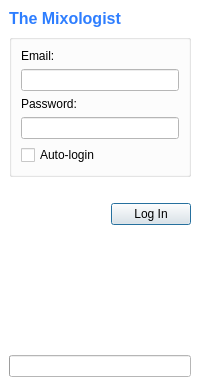
rebeccaskinner/The-Mixologist, file MixologistGui/gui/StartDialog.ui: the form before one commit.
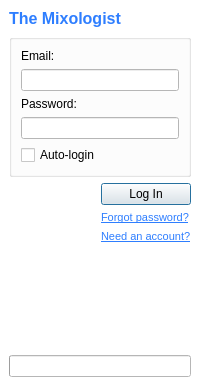
The form after the commit. Icons and pictures are not drawn.

Commit message: Improvement: Added forgot password and sign up links

```diff
--- a/MixologistGui/gui/StartDialog.ui
+++ b/MixologistGui/gui/StartDialog.ui
@@ -106,7 +106,7 @@
     <normaloff>:/Images/Peers.png</normaloff>:/Images/Peers.png</iconset>
   </property>
   <widget class="QWidget" name="centralwidget">
-   <layout class="QVBoxLayout" name="verticalLayout_3">
+   <layout class="QVBoxLayout" name="verticalLayout_4">
     <item>
      <widget class="QLabel" name="Title">
       <property name="palette">
@@ -228,9 +228,6 @@
     </item>
     <item>
      <layout class="QHBoxLayout" name="horizontalLayout">
-      <property name="topMargin">
-       <number>20</number>
-      </property>
       <item>
        <spacer>
         <property name="orientation">
@@ -238,24 +235,136 @@
         </property>
         <property name="sizeHint" stdset="0">
          <size>
-          <width>0</width>
-          <height>0</height>
+          <width>13</width>
+          <height>13</height>
          </size>
         </property>
        </spacer>
       </item>
       <item>
-       <widget class="QPushButton" name="loadButton">
-        <property name="text">
-         <string>Log In</string>
-        </property>
-        <property name="default">
-         <bool>true</bool>
-        </property>
-        <property name="flat">
-         <bool>false</bool>
-        </property>
-       </widget>
+       <layout class="QVBoxLayout" name="verticalLayout_3">
+        <item>
+         <widget class="QPushButton" name="loadButton">
+          <property name="text">
+           <string>Log In</string>
+          </property>
+          <property name="default">
+           <bool>true</bool>
+          </property>
+          <property name="flat">
+           <bool>false</bool>
+          </property>
+         </widget>
+        </item>
+        <item>
+         <widget class="QLabel" name="forgotPassword">
+          <property name="palette">
+           <palette>
+            <active>
+             <colorrole role="Link">
+              <brush brushstyle="SolidPattern">
+               <color alpha="255">
+                <red>170</red>
+                <green>0</green>
+                <blue>0</blue>
+               </color>
+              </brush>
+             </colorrole>
+            </active>
+            <inactive>
+             <colorrole role="Link">
+              <brush brushstyle="SolidPattern">
+               <color alpha="255">
+                <red>170</red>
+                <green>0</green>
+                <blue>0</blue>
+               </color>
+              </brush>
+             </colorrole>
+            </inactive>
+            <disabled>
+             <colorrole role="Link">
+              <brush brushstyle="SolidPattern">
+               <color alpha="255">
+                <red>170</red>
+                <green>0</green>
+                <blue>0</blue>
+               </color>
+              </brush>
+             </colorrole>
+            </disabled>
+           </palette>
+          </property>
+          <property name="text">
+           <string>&lt;!DOCTYPE HTML PUBLIC &quot;-//W3C//DTD HTML 4.0//EN&quot; &quot;http://www.w3.org/TR/REC-html40/strict.dtd&quot;&gt;
+&lt;html&gt;&lt;head&gt;&lt;meta name=&quot;qrichtext&quot; content=&quot;1&quot; /&gt;&lt;style type=&quot;text/css&quot;&gt;
+p, li { white-space: pre-wrap; }
+&lt;/style&gt;&lt;/head&gt;&lt;body style=&quot; font-family:'MS Shell Dlg 2'; font-size:8.25pt; font-weight:400; font-style:normal;&quot;&gt;
+&lt;p style=&quot; margin-top:0px; margin-bottom:0px; margin-left:0px; margin-right:0px; -qt-block-indent:0; text-indent:0px;&quot;&gt;&lt;a href=&quot;http://librarymixer.com/user/forgot&quot;&gt;&lt;span style=&quot; font-size:8pt; color:#2e7eff;&quot;&gt;Forgot password?&lt;/span&gt;&lt;/a&gt;&lt;/p&gt;&lt;/body&gt;&lt;/html&gt;</string>
+          </property>
+          <property name="openExternalLinks">
+           <bool>true</bool>
+          </property>
+         </widget>
+        </item>
+        <item>
+         <widget class="QLabel" name="registerAccount">
+          <property name="palette">
+           <palette>
+            <active>
+             <colorrole role="Link">
+              <brush brushstyle="SolidPattern">
+               <color alpha="255">
+                <red>46</red>
+                <green>126</green>
+                <blue>255</blue>
+               </color>
+              </brush>
+             </colorrole>
+            </active>
+            <inactive>
+             <colorrole role="Link">
+              <brush brushstyle="SolidPattern">
+               <color alpha="255">
+                <red>46</red>
+                <green>126</green>
+                <blue>255</blue>
+               </color>
+              </brush>
+             </colorrole>
+            </inactive>
+            <disabled>
+             <colorrole role="Link">
+              <brush brushstyle="SolidPattern">
+               <color alpha="255">
+                <red>46</red>
+                <green>126</green>
+                <blue>255</blue>
+               </color>
+              </brush>
+             </colorrole>
+            </disabled>
+           </palette>
+          </property>
+          <property name="font">
+           <font>
+            <weight>75</weight>
+            <bold>true</bold>
+           </font>
+          </property>
+          <property name="text">
+           <string>&lt;!DOCTYPE HTML PUBLIC &quot;-//W3C//DTD HTML 4.0//EN&quot; &quot;http://www.w3.org/TR/REC-html40/strict.dtd&quot;&gt;
+&lt;html&gt;&lt;head&gt;&lt;meta name=&quot;qrichtext&quot; content=&quot;1&quot; /&gt;&lt;style type=&quot;text/css&quot;&gt;
+p, li { white-space: pre-wrap; }
+&lt;/style&gt;&lt;/head&gt;&lt;body style=&quot; font-family:'MS Shell Dlg 2'; font-size:8.25pt; font-weight:600; font-style:normal;&quot;&gt;
+&lt;p style=&quot; margin-top:0px; margin-bottom:0px; margin-left:0px; margin-right:0px; -qt-block-indent:0; text-indent:0px;&quot;&gt;&lt;a href=&quot;http://librarymixer.com/user/register&quot;&gt;&lt;span style=&quot; font-size:8pt; font-weight:400; text-decoration: underline; color:#2e7eff;&quot;&gt;Need an account?&lt;/span&gt;&lt;/a&gt;&lt;/p&gt;&lt;/body&gt;&lt;/html&gt;</string>
+          </property>
+          <property name="openExternalLinks">
+           <bool>true</bool>
+          </property>
+         </widget>
+        </item>
+       </layout>
       </item>
      </layout>
     </item>
```
